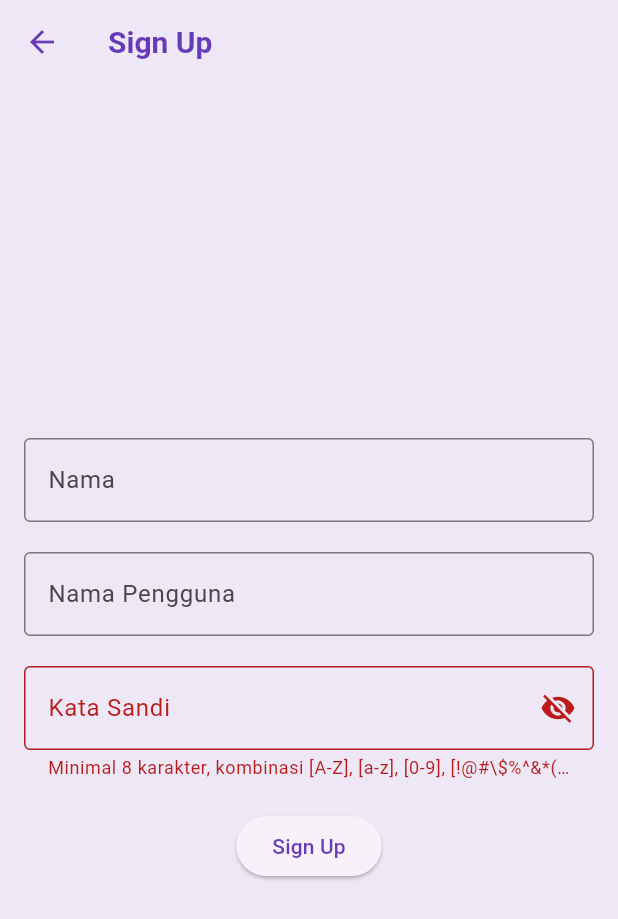
After one commit to Mobile-Programming-MDP/materi-latihan-flutter-MichaelRodaRobert, a Flutter app: the SignUpScreen screen opened by its route, after a tap on "Sign Up", on a phone screen of 412 x 824 dp. The commit adds this screen. Shown: the top 919 px of the screen. Run offline on Flutter 3.47's test engine with Material 3 defaults, Android fonts, the light colour scheme and no system bars; our stand-ins replace shared_preferences; missing offline and left inert: encrypt, sharedsc; accounts and stored records are empty; network calls fail; statements that could not run were skipped.

Commit message:
24 implementasi kripto

```diff
--- /dev/null
+++ b/wisata_candi/lib/screens/sign_up.dart
@@ -0,0 +1,130 @@
+import 'package:flutter/material.dart';
+import 'package:sharedsc';
+
+class SignUpScreen extends StatefulWidget {
+  const SignUpScreen({super.key});
+
+  @override
+  State<SignUpScreen> createState() => _SignUpScreenState();
+}
+
+class _SignUpScreenState extends State<SignUpScreen> {
+  final TextEditingController _nameController = TextEditingController();
+  final TextEditingController _usernameController = TextEditingController();
+  final TextEditingController _passwordController = TextEditingController();
+
+  String _errorText = ' ';
+
+  bool _obscurePassword = true;
+
+  //TODO: 1. Membuat fungsi _signUp
+  void _signUp() async {
+    final SharedPreferences prefs = await SharedPreferences.getInstance();
+    final String name = _nameController.text.trim();
+    final String username = _usernameController.text.trim();
+    final String password = _passwordController.text.trim();
+
+    if (password.length < 8 ||
+      !password.contains(RegExp(r'[A-Z]')) ||
+      !password.contains(RegExp(r'[a-z]')) ||
+      !password.contains(RegExp(r'[0-9]')) ||
+      !password.contains(RegExp(r'[!@#\\\$%^&*(),.?":{}|<>]'))) {
+        setState(() {
+          _errorText = 'Minimal 8 karakter, kombinasi [A-Z], [a-z], [0-9], [!@#\\\$%^&*(),.?":{}|<>]';
+        });
+        return;
+      }
+      // TODO: 3. Jika name, username, password tidak kosong lakukan enkripsi
+      if(name.isNotEmpty && username.isNotEmpty && password.isNotEmpty) {
+        final encrypt.Key key = encrypt.Key.fromLength(32);
+        final iv = encrypt.IV.fromLength(16);
+
+        final encrypter = encrypt.Encrypter(encrypt.AES(key));
+        final encryptedName = encrypter.encrypt(name, iv: iv);
+        final encryptedUsername = encrypter.encrypt(username, iv: iv);
+        final encryptedPassword = encrypter.encrypt(password, iv: iv);
+
+
+      // simpan data pengguna di SharedPreferences
+      prefs.setString('fulname', encryptedName.base64);
+      prefs.setString('username', encryptedUsername.base64);
+      prefs.setString('password', encryptedPassword.base64);
+      prefs.setString('key', key.base64);
+      prefs.setString('iv', iv.base64);
+
+      }
+      //buat navigasi ke SignInScreen
+      Navigator.pushReplacementNamed(context, '/signin');
+  }
+ //TODO: 2. Membuat fungsi dispose
+  @override
+  void dispose() {
+    _nameController.dispose();
+    _nameController.dispose();
+    _passwordController.dispose();
+    super.dispose();
+  }
+
+  @override
+  Widget build(BuildContext context) {
+    return Scaffold(
+      appBar: AppBar(
+        title: const Text('Sign Up'),
+      ),
+      body: Center(
+        child: SingleChildScrollView(
+          child: Padding(
+            padding: const EdgeInsets.all(16),
+            child: Form(
+              child: Column(
+                crossAxisAlignment: CrossAxisAlignment.center,
+                mainAxisAlignment: MainAxisAlignment.center,
+                children: [
+                  TextFormField(
+                    controller: _nameController,
+                    textCapitalization: TextCapitalization.words,
+                    decoration: const InputDecoration(
+                      labelText: 'Nama',
+                      border: OutlineInputBorder(),
+                    ),
+                  ),
+                  const SizedBox(height: 20),
+                  TextFormField(
+                    controller: _usernameController,
+                    decoration: const InputDecoration(
+                      labelText: 'Nama Pengguna',
+                      border: OutlineInputBorder(),
+                    ),
+                  ),
+                  const SizedBox(height: 20),
+                  TextFormField(
+                    controller: _passwordController,
+                    decoration: InputDecoration(
+                      labelText: 'Kata Sandi',
+                      errorText: _errorText.isNotEmpty ? _errorText : null,
+                      border: const OutlineInputBorder(),
+                      suffixIcon: IconButton(
+                        onPressed: () {
+                          setState(() {
+                            _obscurePassword = !_obscurePassword;
+                          });
+                        },
+                        icon: Icon(_obscurePassword
+                        ? Icons.visibility_off
+                        : Icons.visibility),
+                      ),
+                    ),
+                    obscureText:  _obscurePassword,
+                  ),
+                  const SizedBox(height: 20),
+                  ElevatedButton(
+                    onPressed: _signUp, child: const Text('Sign Up')),
+                ],
+              ),
+            ),
+          ),
+        ),
+      ),
+    );
+  }
+}
--- a/wisata_candi/pubspec.yaml
+++ b/wisata_candi/pubspec.yaml
@@ -36,6 +36,8 @@ dependencies:
   # Use with the CupertinoIcons class for iOS style icons.
   cupertino_icons: ^1.0.2
   cached_network_image: ^3.3.0
+  shared_preferences: ^2.2.2
+  encrypt: ^5.0.3
 
 dev_dependencies:
   flutter_test:
```
Also changed, not shown: wisata_candi/lib/main.dart (+50 -21 lines), wisata_candi/lib/screens/SearchScreen.dart (deleted, +0 -112 lines), wisata_candi/lib/screens/SignInScreen.dart (deleted, +0 -104 lines), wisata_candi/lib/screens/detail_screen.dart (+70 -11 lines), wisata_candi/lib/screens/sign_in.dart (added, +205 -0 lines), wisata_candi/lib/screens/search_screen.dart (line endings or trailing spaces).
